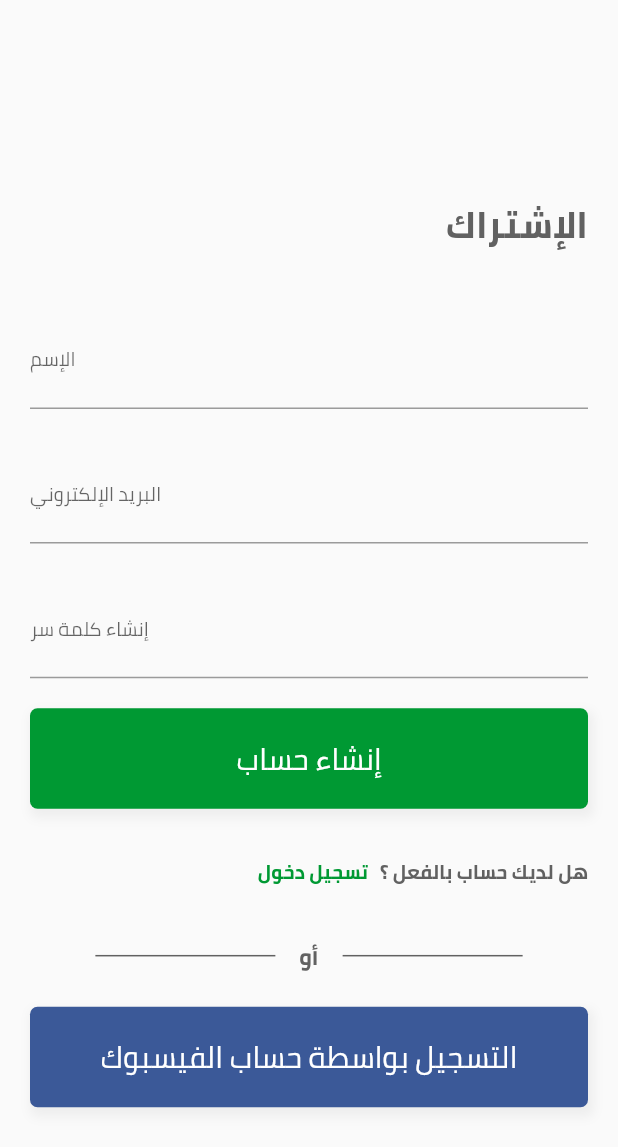
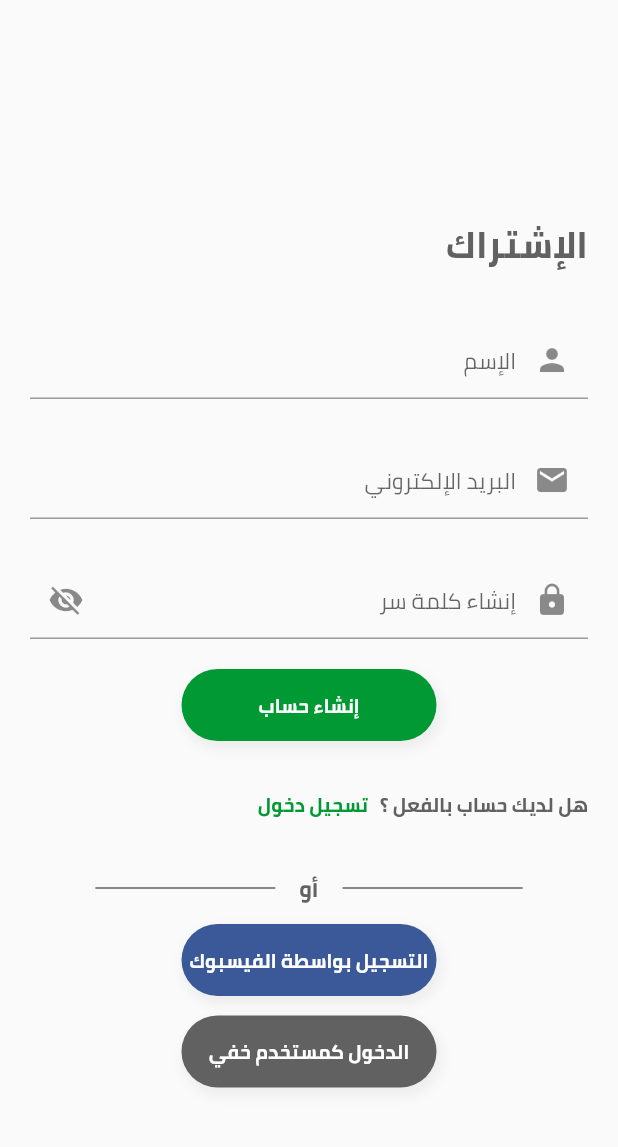
Before and after one commit to Youssefguba/Ameen, a Flutter app: the screen it shows after launch, on a phone screen of 412 x 824 dp. Shown: the top 1147 px of the screen. Run offline on Flutter 3.47's test engine with Material 2 defaults, Android fonts, the light colour scheme and no system bars.

Commit message:
Initial Commit

```diff
--- a/lib/Screens/sign_up.dart
+++ b/lib/Screens/sign_up.dart
@@ -1,6 +1,7 @@
 import 'dart:ui';
 import 'package:flutter/foundation.dart';
 import 'package:flutter/material.dart';
+import 'package:flutter/services.dart';
 
 class SignUp extends StatefulWidget {
   const SignUp({Key key, this.title}) : super(key: key);
@@ -11,22 +12,29 @@ class SignUp extends StatefulWidget {
 }
 
 class _SignUpState extends State<SignUp> {
-  Widget _entryField(String title, {bool isPassword = false}) {
+  Widget _entryField(String title, Icon inputIcon, {textInputType = TextInputType.text, bool isPassword = false,
+  Icon visibleIcon}) {
     return Container(
       margin: EdgeInsets.symmetric(vertical: 10),
       child: Column(
-        textDirection: TextDirection.ltr,
+        textDirection: TextDirection.rtl,
         crossAxisAlignment: CrossAxisAlignment.center,
         children: <Widget>[
           SizedBox(
             height: 8,
           ),
           TextField(
+              textAlign: TextAlign.right,
+              textDirection: TextDirection.rtl,
               obscureText: isPassword,
-              textAlign: TextAlign.end,
-              style: TextStyle(fontFamily: 'Cairo', fontSize: 13),
+              autocorrect: true,
+              keyboardType: textInputType,
+              cursorColor:Color.fromRGBO(0, 153, 51, 1),
+              style: TextStyle(fontFamily: 'Cairo', fontSize: 15),
               decoration: InputDecoration(
-                labelText: title,
+                suffixIcon: inputIcon,
+                prefixIcon: visibleIcon,
+                hintText: title,
                 border: UnderlineInputBorder(),
               ))
         ],
@@ -35,13 +43,14 @@ class _SignUpState extends State<SignUp> {
   }
 
   Widget _submitButton(Color color, String title) {
-    return Container(
-      width: MediaQuery.of(context).size.width,
-      padding: EdgeInsets.symmetric(vertical: 15),
+    return Center(
+      child: Container(
+        width: 170,
+        padding: EdgeInsets.symmetric(vertical: 12),
         alignment: Alignment.center,
         decoration: BoxDecoration(
           color: color,
-        borderRadius: BorderRadius.all(Radius.circular(5)),
+          borderRadius: BorderRadius.all(Radius.circular(30)),
           boxShadow: <BoxShadow>[
             BoxShadow(
                 color: Colors.grey.shade200,
@@ -52,7 +61,9 @@ class _SignUpState extends State<SignUp> {
         ),
         child: Text(
           title,
-        style: TextStyle(fontSize: 20, color: Colors.white, fontFamily: 'Cairo'),
+          style:
+              TextStyle(fontSize: 13, color: Colors.white, fontFamily: 'Cairo', fontWeight: FontWeight.bold ),
+        ),
       ),
     );
   }
@@ -83,8 +94,7 @@ class _SignUpState extends State<SignUp> {
                 fontSize: 13,
                 fontWeight: FontWeight.w600,
                 color: Colors.grey.shade700,
-              fontFamily: 'Cairo'
-            ),
+                fontFamily: 'Cairo'),
           ),
         ],
       ),
@@ -109,9 +119,9 @@ class _SignUpState extends State<SignUp> {
   Widget _emailPasswordWidget() {
     return Column(
       children: <Widget>[
-        _entryField("الإسم"),
-        _entryField("البريد الإلكتروني"),
-        _entryField("إنشاء كلمة سر", isPassword: true),
+        _entryField("الإسم", Icon(Icons.person)),
+        _entryField("البريد الإلكتروني", Icon(Icons.email), textInputType: TextInputType.emailAddress),
+        _entryField("إنشاء كلمة سر", Icon(Icons.lock), isPassword: true, visibleIcon: Icon(Icons.visibility_off)),
       ],
     );
   }
@@ -163,7 +173,7 @@ class _SignUpState extends State<SignUp> {
                     ),
                     _title(),
                     SizedBox(
-                      height: 20,
+                      height: 10,
                     ),
                     _emailPasswordWidget(),
                     SizedBox(
@@ -179,10 +189,14 @@ class _SignUpState extends State<SignUp> {
                     ),
                     _orLine(),
                     SizedBox(
-                      height: 20,
+                      height: 10,
                     ),
                     _submitButton(Color.fromRGBO(59, 89, 152, 1),
-                        "التسجيل بواسطة حساب الفيسبوك"),
+                        "التسجيل بواسطة الفيسبوك"),
+                    SizedBox(
+                      height: 13,
+                    ),
+                    _submitButton(Colors.grey.shade700, "الدخول كمستخدم خفي")
                   ],
                 ),
               ),
```
Lines whose indentation alone changed are shown as unchanged.
